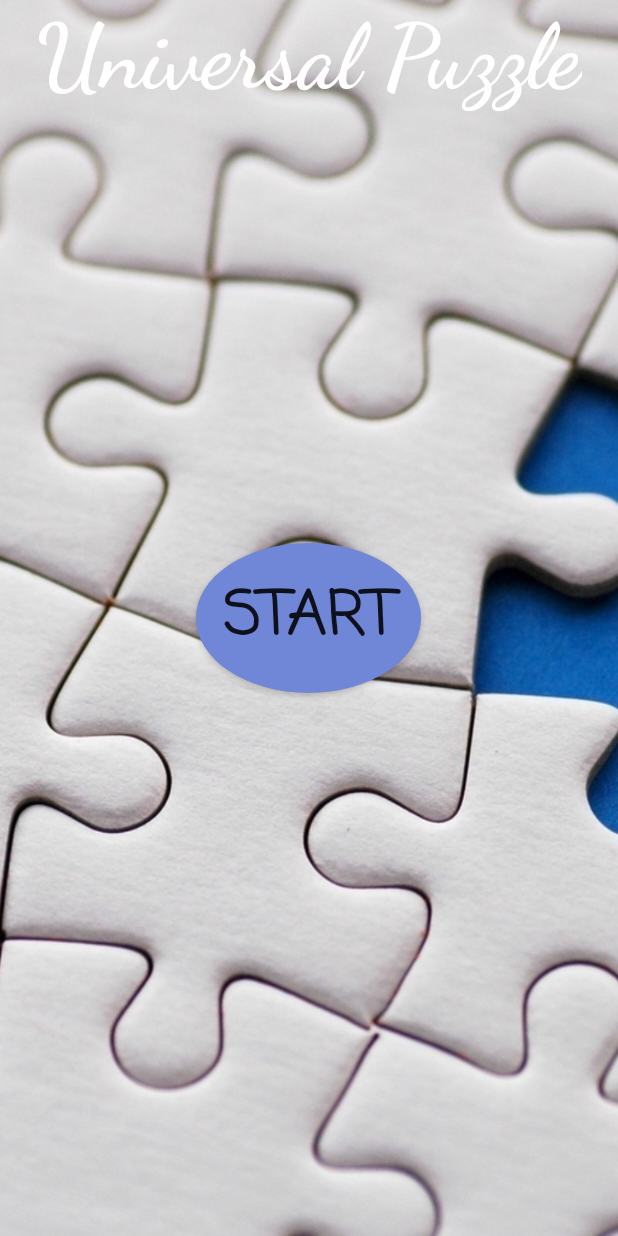
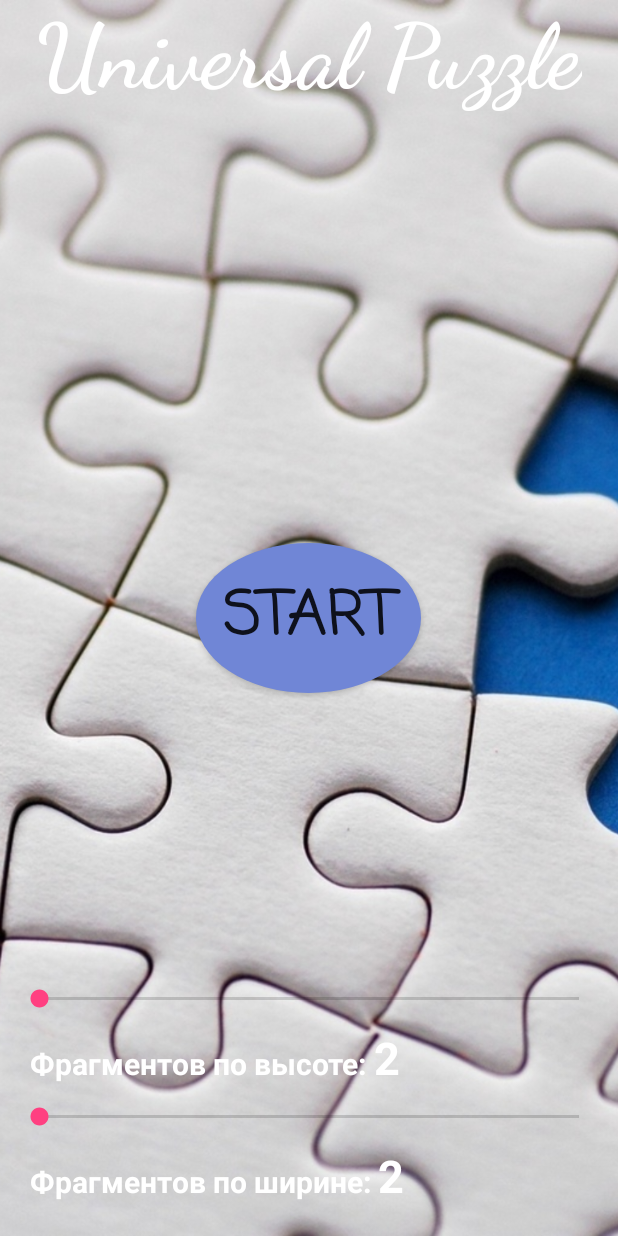
Before and after one commit to WorldDevelop/UniversalPuzzle, an Android app: the screen it shows after launch (MainActivity), on a phone screen of 412 x 824 dp. Run offline under Robolectric (Android 15) with nearby library versions, the phone set to English and light mode, and no system bars.

Commit message:
add set of count fragments

```diff
--- /dev/null
+++ b/app/src/main/java/pro/world_develop/universalpuzzle/CountFragmentsOnSeekBarChangeListener.java
@@ -0,0 +1,29 @@
+package pro.world_develop.universalpuzzle;
+
+import android.widget.SeekBar;
+import android.widget.TextView;
+
+/**
+ * Created by User on 28.04.2016.
+ */
+public class CountFragmentsOnSeekBarChangeListener implements SeekBar.OnSeekBarChangeListener {
+    private TextView textView;
+
+    public CountFragmentsOnSeekBarChangeListener(TextView textView) {
+        this.textView = textView;
+    }
+
+    @Override
+    public void onProgressChanged(SeekBar seekBar, int i, boolean b) {
+        textView.setText(String.valueOf(seekBar.getProgress() + 2));
+    }
+
+    @Override
+    public void onStartTrackingTouch(SeekBar seekBar) {
+
+    }
+
+    @Override
+    public void onStopTrackingTouch(SeekBar seekBar) {
+    }
+}
--- a/app/src/main/java/pro/world_develop/universalpuzzle/GameActivity.java
+++ b/app/src/main/java/pro/world_develop/universalpuzzle/GameActivity.java
@@ -11,8 +11,8 @@ import android.widget.FrameLayout;
 import java.util.Random;
 
 public class GameActivity extends Activity {
-    private static int COUNT_FRAGMENT_ON_HEIGHT = 1;
-    private static int COUNT_FRAGMENT_ON_WIDTH = 2;
+    private static int countFragmentOnHeight = 1;
+    private static int countFragmentOnWidth = 2;
 
     private static ImageDecomposing imageDecomposing = ImageDecomposing.INSTANCE;
     private static Context context;
@@ -36,7 +36,7 @@ public class GameActivity extends Activity {
         context = GameActivity.this;
 
         Bitmap image = getImage();
-        Bitmap[][] fragments = imageDecomposing.parse(image, COUNT_FRAGMENT_ON_HEIGHT, COUNT_FRAGMENT_ON_WIDTH);
+        Bitmap[][] fragments = imageDecomposing.parse(image, countFragmentOnHeight, countFragmentOnWidth);
         initParams(image);
         addFrame();
         setImage(fragments);
@@ -50,10 +50,10 @@ public class GameActivity extends Activity {
         getWindowManager().getDefaultDisplay().getMetrics(display);
         frameWidth = display.widthPixels - 60;
         frameHeight = image.getHeight() * frameWidth / image.getWidth();
-        puzzleWidth = frameWidth / COUNT_FRAGMENT_ON_WIDTH;
-        puzzleHeight = frameHeight / COUNT_FRAGMENT_ON_HEIGHT;
+        puzzleWidth = frameWidth / countFragmentOnWidth;
+        puzzleHeight = frameHeight / countFragmentOnHeight;
 
-        Puzzle.setPuzzleCount(COUNT_FRAGMENT_ON_HEIGHT * COUNT_FRAGMENT_ON_WIDTH);
+        Puzzle.setPuzzleCount(countFragmentOnHeight * countFragmentOnWidth);
         Puzzle.setCountPuzzleOnPlace(0);
     }
 
@@ -82,6 +82,14 @@ public class GameActivity extends Activity {
         puzzle.setLayoutParams(puzzleParams);
     }
 
+    public static void setCountFragmentOnHeight(int countFragmentOnHeight) {
+        GameActivity.countFragmentOnHeight = countFragmentOnHeight;
+    }
+
+    public static void setCountFragmentOnWidth(int countFragmentOnWidth) {
+        GameActivity.countFragmentOnWidth = countFragmentOnWidth;
+    }
+
     public static Context getContext() {
         return context;
     }
--- a/app/src/main/java/pro/world_develop/universalpuzzle/MainActivity.java
+++ b/app/src/main/java/pro/world_develop/universalpuzzle/MainActivity.java
@@ -2,19 +2,38 @@ package pro.world_develop.universalpuzzle;
 
 import android.app.Activity;
 import android.content.Intent;
-import android.support.v7.app.AppCompatActivity;
 import android.os.Bundle;
 import android.view.View;
+import android.widget.SeekBar;
+import android.widget.TextView;
 
 public class MainActivity extends Activity {
+    TextView fragmentsOnHeight;
+    TextView fragmentsOnWidth;
+    SeekBar seekBarOnHeight;
+    SeekBar seekBarOnWidth;
 
     @Override
     protected void onCreate(Bundle savedInstanceState) {
         super.onCreate(savedInstanceState);
         setContentView(R.layout.activity_main);
+
+        fragmentsOnWidth = (TextView) findViewById(R.id.fragmentsOnWidth);
+        fragmentsOnHeight = (TextView) findViewById(R.id.fragmentsOnHeight);
+        seekBarOnWidth = (SeekBar) findViewById(R.id.seekBarOnWidth);
+        seekBarOnHeight = (SeekBar) findViewById(R.id.seekBarOnHeight);
+
+        seekBarOnHeight.setOnSeekBarChangeListener(
+                new CountFragmentsOnSeekBarChangeListener(fragmentsOnHeight)
+        );
+        seekBarOnWidth.setOnSeekBarChangeListener(
+                new CountFragmentsOnSeekBarChangeListener(fragmentsOnWidth)
+        );
     }
 
     public void openGameActivity(View view) {
+        GameActivity.setCountFragmentOnHeight(Integer.parseInt(fragmentsOnHeight.getText().toString()));
+        GameActivity.setCountFragmentOnWidth(Integer.parseInt(fragmentsOnWidth.getText().toString()));
         Intent intent = new Intent(MainActivity.this, GameActivity.class);
         startActivity(intent);
     }
--- a/app/src/main/res/layout/activity_main.xml
+++ b/app/src/main/res/layout/activity_main.xml
@@ -32,4 +32,68 @@
         android:fontFamily="casual"
         android:background="@drawable/round_btn"/>
 
+    <LinearLayout
+        android:orientation="vertical"
+        android:layout_width="match_parent"
+        android:layout_height="wrap_content"
+        android:padding="10dp"
+        android:layout_alignParentBottom="true"
+        android:gravity="center_horizontal">
+
+        <SeekBar
+            android:layout_width="match_parent"
+            android:layout_height="wrap_content"
+            android:id="@+id/seekBarOnHeight"
+            android:max="4"/>
+        <LinearLayout android:layout_height="wrap_content"
+            android:layout_width="match_parent"
+            android:padding="10dp">
+
+            <TextView
+                android:layout_width="wrap_content"
+                android:layout_height="wrap_content"
+                android:text="Фрагментов по высоте: "
+                android:textStyle="bold"
+                android:textSize="20dp"
+                android:textColor="@android:color/white"/>
+
+            <TextView
+                android:id="@+id/fragmentsOnHeight"
+                android:layout_width="wrap_content"
+                android:layout_height="wrap_content"
+                android:text="2"
+                android:textStyle="bold"
+                android:textSize="30dp"
+                android:textColor="@android:color/white"/>
+        </LinearLayout>
+
+        <SeekBar
+            android:layout_width="match_parent"
+            android:layout_height="wrap_content"
+            android:id="@+id/seekBarOnWidth"
+            android:max="4" />
+        <LinearLayout android:layout_height="wrap_content"
+            android:layout_width="match_parent"
+            android:padding="10dp">
+
+            <TextView
+                android:layout_width="wrap_content"
+                android:layout_height="wrap_content"
+                android:text="Фрагментов по ширине: "
+                android:textStyle="bold"
+                android:textSize="20dp"
+                android:textColor="@android:color/white"/>
+
+            <TextView
+                android:id="@+id/fragmentsOnWidth"
+                android:layout_width="wrap_content"
+                android:layout_height="wrap_content"
+                android:text="2"
+                android:textStyle="bold"
+                android:textSize="30dp"
+                android:textColor="@android:color/white"/>
+        </LinearLayout>
+
+    </LinearLayout>
+
 </RelativeLayout>
```
